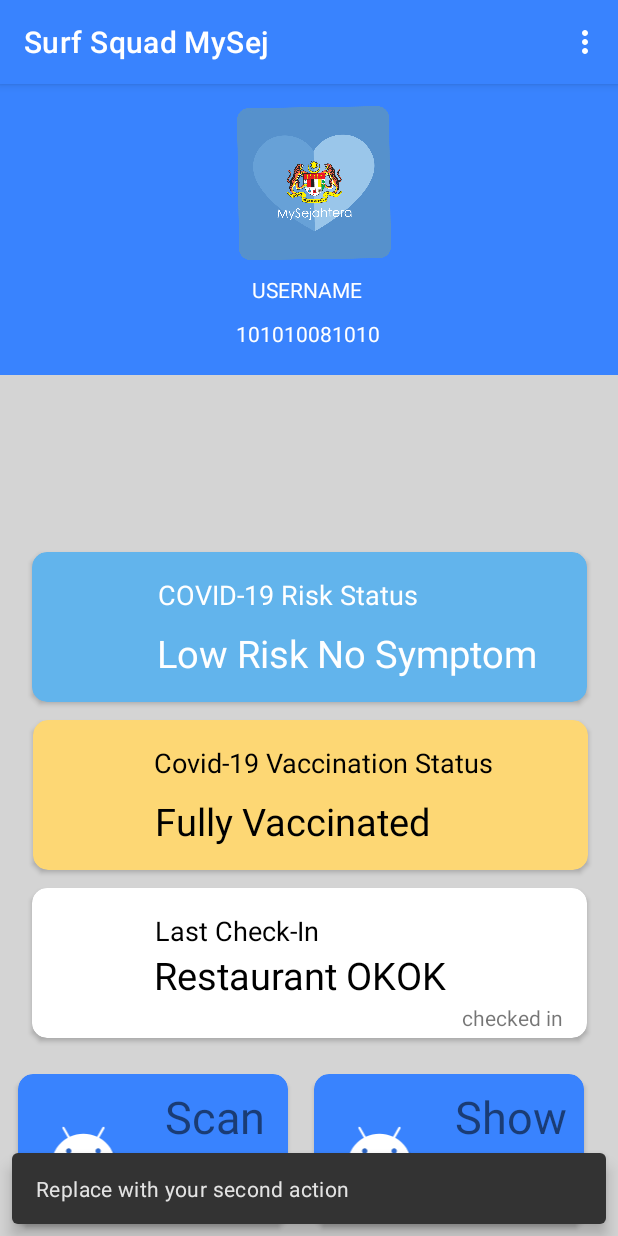
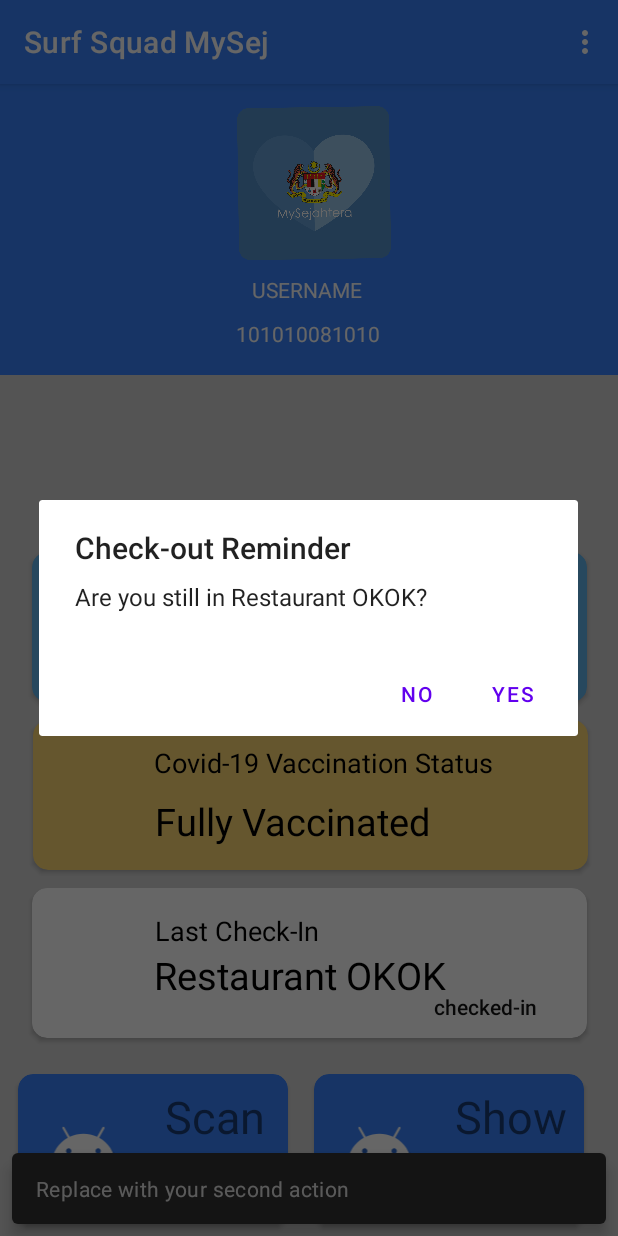
Before and after one commit to joeechua/Surf_Squad_MySej, an Android app: the screen it shows after launch (MainActivity), after a tap on "Last Check-In", on a phone screen of 412 x 824 dp. Run offline under Robolectric (Android 15) with nearby library versions, the phone set to English and light mode, and no system bars; 1 other tap on this screen came first.

Commit message:
Update to show checked-out

```diff
--- a/app/src/main/java/com/example/basicapp/MainActivity.java
+++ b/app/src/main/java/com/example/basicapp/MainActivity.java
@@ -19,6 +19,7 @@ import androidx.cardview.widget.CardView;
 import androidx.core.app.NotificationCompat;
 import androidx.core.app.NotificationManagerCompat;
 
+import android.util.Log;
 import android.view.View;
 
 import android.view.Menu;
@@ -65,12 +66,39 @@ public class MainActivity extends AppCompatActivity {
             }
         });
 
+        closeButton = (Button) findViewById(R.id.button4);
+        builder = new AlertDialog.Builder(this);
         CardView cv3 = findViewById(R.id.cardView3);
         cv3.setOnClickListener(new View.OnClickListener() {
             @Override
             public void onClick(View view) {
-                Snackbar.make(view, "Replace with your third action", Snackbar.LENGTH_LONG)
-                        .setAction("Action", null).show();
+                //Uncomment the below code to Set the message and title from the strings.xml file
+                builder.setMessage(R.string.dialog_message) .setTitle(R.string.dialog_title);
+
+                //Setting message manually and performing action on button click
+                builder.setMessage("Are you still in Restaurant OKOK?")
+                        .setCancelable(false)
+                        .setPositiveButton("Yes", new DialogInterface.OnClickListener() {
+                            public void onClick(DialogInterface dialog, int id) {
+                                dialog.cancel();
+                                Toast.makeText(getApplicationContext(),"Next reminder will be in 1 minute(s)",
+                                        Toast.LENGTH_LONG).show();
+                            }
+                        })
+                        .setNegativeButton("No", new DialogInterface.OnClickListener() {
+                            public void onClick(DialogInterface dialog, int id) {
+                                //  Action for 'NO' Button
+                                dialog.cancel();
+                                closeButton.setText("checked-out");
+                                Toast.makeText(getApplicationContext(),"You have been checked out of Restaurant OKOK",
+                                        Toast.LENGTH_SHORT).show();
+                            }
+                        });
+                //Creating dialog box
+                AlertDialog alert = builder.create();
+                //Setting the title manually
+                alert.setTitle("Check-out Reminder");
+                alert.show();
             }
         });
 
--- a/app/src/main/res/layout/activity_main.xml
+++ b/app/src/main/res/layout/activity_main.xml
@@ -202,6 +202,7 @@
             android:layout_width="370dp"
             android:layout_height="100dp"
             android:layout_marginTop="12dp"
+            android:clickable="true"
             app:cardCornerRadius="10dp"
             app:layout_constraintEnd_toEndOf="parent"
             app:layout_constraintStart_toStartOf="parent"
@@ -209,8 +210,7 @@
 
             <androidx.constraintlayout.widget.ConstraintLayout
                 android:layout_width="match_parent"
-                android:layout_height="match_parent"
-                android:clickable="true">
+                android:layout_height="match_parent">
 
                 <TextView
                     android:id="@+id/textView21"
@@ -240,16 +240,24 @@
                     app:layout_constraintTop_toBottomOf="@+id/textView21"
                     app:layout_constraintVertical_bias="0.0" />
 
-                <TextView
-                    android:id="@+id/checkinstat"
-                    android:layout_width="wrap_content"
-                    android:layout_height="wrap_content"
-                    android:layout_marginBottom="4dp"
-                    android:text="checked in"
+                <Button
+                    android:id="@+id/button4"
+                    style="?android:attr/borderlessButtonStyle"
+                    android:layout_width="131dp"
+                    android:layout_height="39dp"
+                    android:backgroundTint="@android:color/transparent"
+                    android:elevation="0dp"
+                    android:text="checked-in"
+                    android:textAllCaps="false"
+                    android:textColor="#131313"
+                    app:iconTint="@android:color/transparent"
                     app:layout_constraintBottom_toBottomOf="parent"
                     app:layout_constraintEnd_toEndOf="parent"
-                    app:layout_constraintHorizontal_bias="0.947"
-                    app:layout_constraintStart_toStartOf="parent" />
+                    app:layout_constraintHorizontal_bias="0.991"
+                    app:layout_constraintStart_toStartOf="parent"
+                    app:layout_constraintTop_toTopOf="parent"
+                    app:layout_constraintVertical_bias="0.983"
+                    app:rippleColor="@android:color/transparent" />
 
             </androidx.constraintlayout.widget.ConstraintLayout>
         </androidx.cardview.widget.CardView>
```
Also changed, not shown: app/src/main/java/com/example/basicapp/Timer.java (+1 -34 lines).
